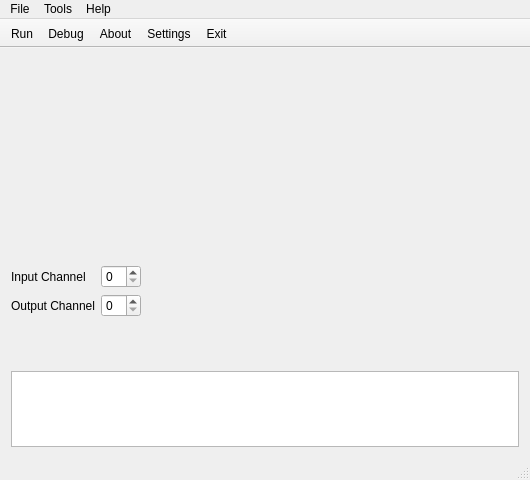
First picture: the form in al-Qt/mainwindow.ui, repository spatmus/alps, before the edit.
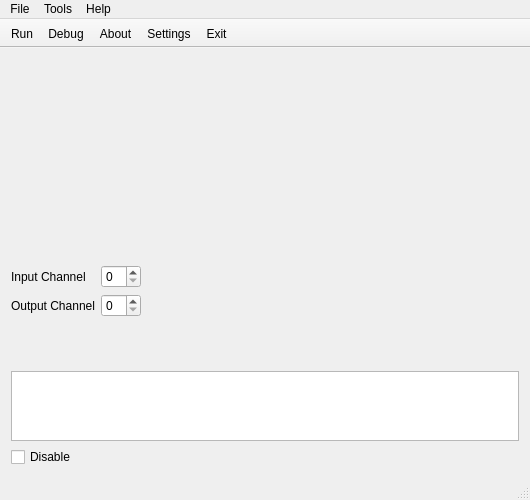
Second picture: the form after the edit. Icons and pictures are not drawn. Custom widgets are drawn as their Qt base class.

Commit message: Added checkbox to disable GUI updates

What changed in the file:
```diff
--- a/al-Qt/mainwindow.ui
+++ b/al-Qt/mainwindow.ui
@@ -7,7 +7,7 @@
     <x>0</x>
     <y>0</y>
     <width>530</width>
-    <height>480</height>
+    <height>495</height>
    </rect>
   </property>
   <property name="windowTitle">
@@ -118,6 +118,13 @@
     <item>
      <widget class="QTextBrowser" name="textBrowser"/>
     </item>
+    <item>
+     <widget class="QCheckBox" name="disableCheckBox">
+      <property name="text">
+       <string>Disable</string>
+      </property>
+     </widget>
+    </item>
    </layout>
   </widget>
   <widget class="QMenuBar" name="menuBar">
```
The commit also changes 2 other files.
